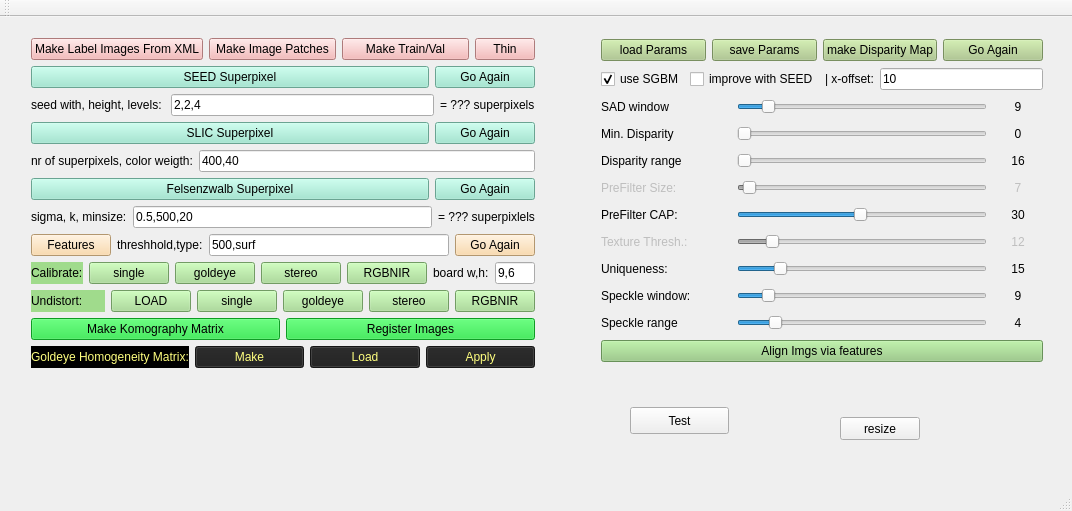
The window that SegmentationHelper/mainwindow.ui (yudanaz/masterthesis) describes before a commit, drawn with Qt 5.
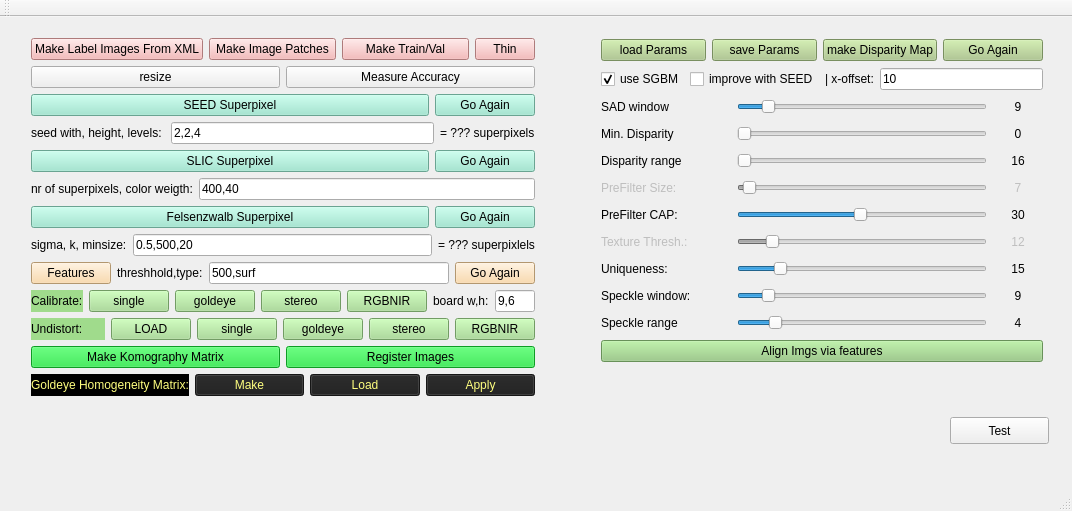
The same window after the commit.

Commit message: HELPER: accuracy measure (pixel, per-class and class avg) imlemented

Patch:
```diff
--- a/SegmentationHelper/mainwindow.ui
+++ b/SegmentationHelper/mainwindow.ui
@@ -77,6 +77,24 @@
        </item>
       </layout>
      </item>
+     <item>
+      <layout class="QHBoxLayout" name="horizontalLayout_25">
+       <item>
+        <widget class="QPushButton" name="pushButton">
+         <property name="text">
+          <string>resize</string>
+         </property>
+        </widget>
+       </item>
+       <item>
+        <widget class="QPushButton" name="pushButton_accuracy">
+         <property name="text">
+          <string>Measure Accuracy</string>
+         </property>
+        </widget>
+       </item>
+      </layout>
+     </item>
      <item>
       <layout class="QHBoxLayout" name="horizontalLayout_3">
        <item>
@@ -1148,8 +1166,8 @@
    <widget class="QPushButton" name="pushButton_test">
     <property name="geometry">
      <rect>
-      <x>630</x>
-      <y>390</y>
+      <x>950</x>
+      <y>400</y>
       <width>99</width>
       <height>27</height>
      </rect>
@@ -1158,19 +1176,6 @@
      <string>Test</string>
     </property>
    </widget>
-   <widget class="QPushButton" name="pushButton">
-    <property name="geometry">
-     <rect>
-      <x>840</x>
-      <y>400</y>
-      <width>80</width>
-      <height>23</height>
-     </rect>
-    </property>
-    <property name="text">
-     <string>resize</string>
-    </property>
-   </widget>
   </widget>
   <widget class="QMenuBar" name="menuBar">
    <property name="geometry">
```
The commit also changes 3 other files.
